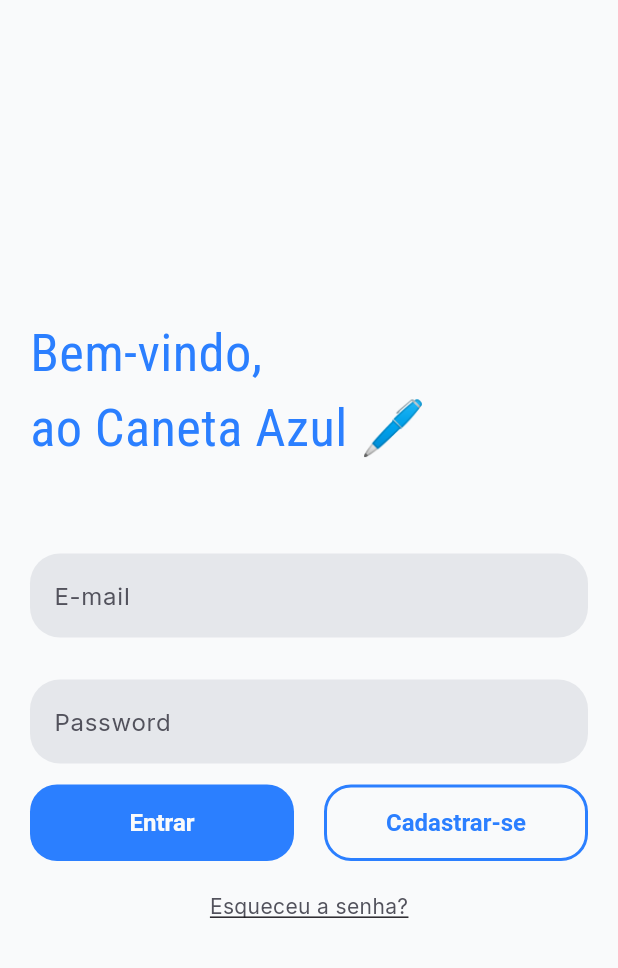
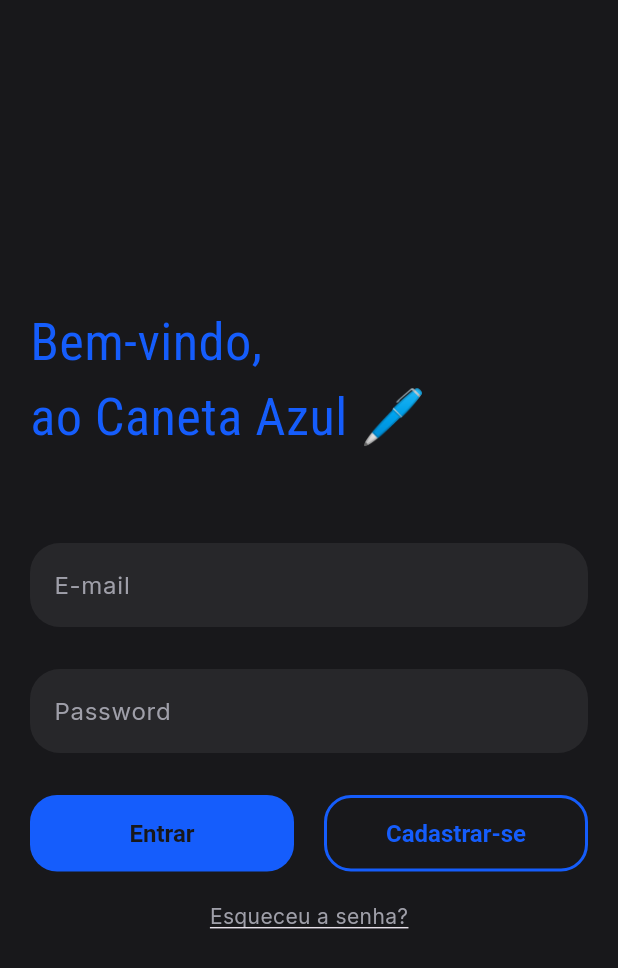
Before and after one commit to NBorego/caneta-azul-app, a Flutter app: the screen it shows after launch, on a phone screen of 412 x 824 dp. Shown: the top 968 px of the screen. Run offline on Flutter 3.47's test engine with Material 3 defaults, Android fonts, the phone set to English and light mode, and no system bars; our stand-ins replace google_fonts.

Commit message:
Add DarkTheme

```diff
--- a/frontend/lib/main.dart
+++ b/frontend/lib/main.dart
@@ -12,8 +12,9 @@ class MyApp extends StatelessWidget {
   @override
   Widget build(BuildContext context) {
     return MaterialApp(
+      debugShowCheckedModeBanner: false,
       title: 'Caneta Azul',
-      theme: AppThemes.lightTheme,
+      theme: AppThemes.darkTheme,
       darkTheme: AppThemes.darkTheme,
       home: LoginPage(),
     );
--- a/frontend/lib/pages/login_page.dart
+++ b/frontend/lib/pages/login_page.dart
@@ -38,6 +38,7 @@ class LoginPage extends StatelessWidget {
                   textInputType: TextInputType.emailAddress,
                 ),
                 AppInput(text: 'Password', obscureText: true),
+                SizedBox(height: 14),
                 Row(
                   mainAxisAlignment: MainAxisAlignment.center,
                   children: [
--- a/frontend/lib/themes/app_themes.dart
+++ b/frontend/lib/themes/app_themes.dart
@@ -41,5 +41,41 @@ class AppThemes {
     ),
   );
 
-  static final ThemeData darkTheme = ThemeData(brightness: Brightness.dark);
+  static final ThemeData darkTheme = ThemeData(
+    brightness: Brightness.dark,
+    primaryColor: AppColors.primaryColorDark,
+    scaffoldBackgroundColor: AppColors.backgroundDark,
+    appBarTheme: AppBarTheme(
+      backgroundColor: AppColors.backgroundDark,
+      iconTheme: IconThemeData(color: AppColors.textDark1, size: 40),
+    ),
+    fontFamily: GoogleFonts.inter().fontFamily,
+    textTheme: TextTheme(bodyMedium: TextStyle(color: AppColors.textDark2)),
+    floatingActionButtonTheme: FloatingActionButtonThemeData(
+      backgroundColor: AppColors.primaryColorDark,
+      foregroundColor: Colors.white,
+      iconSize: 40,
+    ),
+    inputDecorationTheme: InputDecorationTheme(
+      fillColor: AppColors.inputDark,
+      filled: true,
+      labelStyle: TextStyle(color: AppColors.textDark2),
+      floatingLabelBehavior: FloatingLabelBehavior.never,
+      iconColor: AppColors.textDark1,
+      enabledBorder: OutlineInputBorder(
+        borderRadius: BorderRadius.circular(20),
+        borderSide: BorderSide.none,
+      ),
+      focusedBorder: OutlineInputBorder(
+        borderRadius: BorderRadius.circular(20),
+        borderSide: BorderSide(color: AppColors.primaryColorDark, width: 2),
+      ),
+    ),
+    elevatedButtonTheme: ElevatedButtonThemeData(
+      style: ElevatedButton.styleFrom(
+        padding: EdgeInsets.all(8.0),
+        textStyle: TextStyle(fontSize: 16, fontWeight: FontWeight.w600),
+      ),
+    ),
+  );
 }
```
